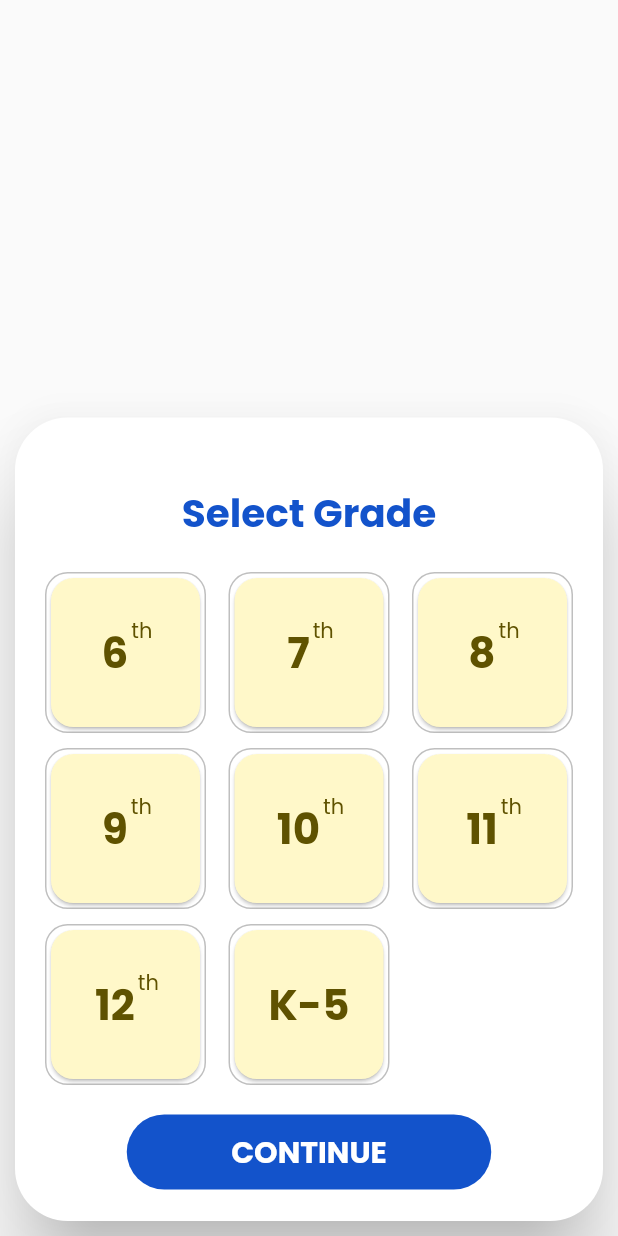
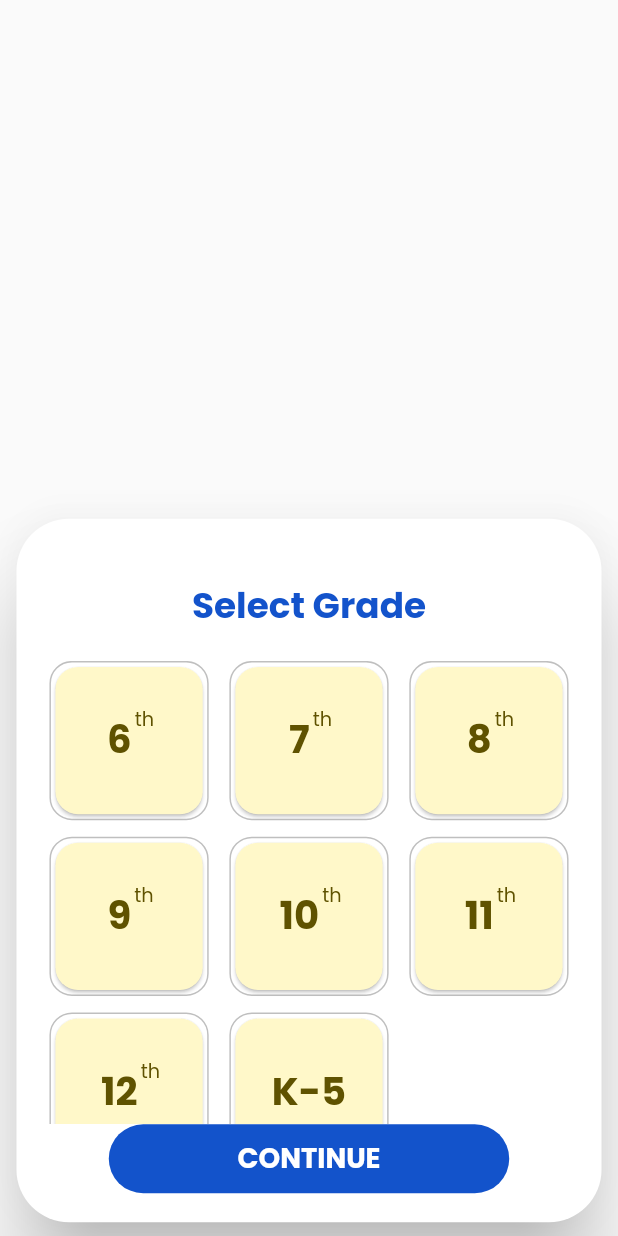
Before and after one commit to MMRoopa/avatar_dialog, a Flutter app: the GradeDialog widget shown alone on an empty page, opened directly, on a phone screen of 412 x 824 dp. Run offline on Flutter 3.47's test engine with Material 2 defaults, Android fonts, the phone set to English and light mode, and no system bars; drawn by our look-alikes of auto_size_text; our stand-ins replace flutter_screenutil, pin_code_fields, scroll_to_index; missing offline and left inert: custom_timer; statements that could not run were skipped.

Commit message:
added screenUtils to all dialogs

```diff
--- a/lib/gradeDialog/grade_dialog.dart
+++ b/lib/gradeDialog/grade_dialog.dart
@@ -1,7 +1,7 @@
 import 'dart:core';
 
-import 'package:auto_size_text/auto_size_text.dart';
 import 'package:flutter/material.dart';
+import 'package:flutter_screenutil/flutter_screenutil.dart';
 
 class GradeDialog extends StatefulWidget {
   const GradeDialog({Key? key}) : super(key: key);
@@ -28,41 +28,38 @@ class _GradeDialogState extends State<GradeDialog> {
     return Dialog(
       backgroundColor: const Color(0xFFFFFFFF),
       alignment: Alignment.bottomCenter,
-      insetPadding: const EdgeInsets.fromLTRB(10.0, 10.0, 10.0, 10.0),
+      insetPadding: EdgeInsets.only(left: 10.w, right: 10.w, bottom: 10.h),
       shape: const RoundedRectangleBorder(
         borderRadius: BorderRadius.all(Radius.circular(35.0)),
       ),
       child: SizedBox(
-        height: MediaQuery.of(context).size.height * 0.65,
-        width: MediaQuery.of(context).size.width,
+        height: 510.h,
+        width: 355.w,
         child: Column(
           crossAxisAlignment: CrossAxisAlignment.center,
           children: <Widget>[
             Container(
-              margin: const EdgeInsets.only(top: 44.0),
-              child: const AutoSizeText(
+              margin: EdgeInsets.only(top: 44.h),
+              child: Text(
                 "Select Grade",
                 style: TextStyle(
-                  color: Color(0xFF1353CB),
-                  fontSize: 26.0,
+                  color: const Color(0xFF1353CB),
+                  fontSize: 26.sp,
                   fontWeight: FontWeight.bold,
                   fontFamily: 'Poppins',
                 ),
                 textAlign: TextAlign.center,
                 maxLines: 1,
-                minFontSize: 18.0,
               ),
             ),
             Expanded(
               child: Container(
-                margin:
-                    const EdgeInsets.only(left: 20.0, top: 20.0, right: 20.0),
+                margin: EdgeInsets.only(left: 20.w, top: 20.h, right: 20.w),
                 child: GridView.builder(
-                    gridDelegate:
-                        const SliverGridDelegateWithFixedCrossAxisCount(
+                    gridDelegate: SliverGridDelegateWithFixedCrossAxisCount(
                       crossAxisCount: 3,
-                      mainAxisSpacing: 10,
-                      crossAxisSpacing: 15,
+                      mainAxisSpacing: 10.w,
+                      crossAxisSpacing: 15.h,
                     ),
                     itemCount: _list.length,
                     itemBuilder: (context, index) {
@@ -80,9 +77,8 @@ class _GradeDialogState extends State<GradeDialog> {
                           });
                         },
                         child: Container(
-                          height:
-                              (MediaQuery.of(context).size.width * 0.3) * 0.83,
-                          width: MediaQuery.of(context).size.width * 0.3,
+                          height: 80.h,
+                          width: 95.w,
                           decoration: BoxDecoration(
                             border: Border.all(color: const Color(0xFFBFBFBF)),
                             shape: BoxShape.rectangle,
@@ -104,34 +100,32 @@ class _GradeDialogState extends State<GradeDialog> {
                                 child: Row(
                                   mainAxisAlignment: MainAxisAlignment.center,
                                   children: [
-                                    AutoSizeText(
+                                    Text(
                                       _list[index],
                                       style: TextStyle(
                                         fontFamily: 'poppins',
-                                        fontSize: 28.0,
+                                        fontSize: 28.sp,
                                         fontWeight: FontWeight.bold,
                                         color: checked
                                             ? Colors.white
                                             : const Color(0XFF5F5200),
                                       ),
                                       maxLines: 1,
-                                      minFontSize: 20.0,
                                     ),
                                     Transform.translate(
                                         offset: const Offset(2, -14),
                                         child: !lastIndex
-                                            ? AutoSizeText(
+                                            ? Text(
                                                 'th',
                                                 style: TextStyle(
                                                   fontFamily: 'poppins',
-                                                  fontSize: 14.0,
+                                                  fontSize: 14.sp,
                                                   fontWeight: FontWeight.w500,
                                                   color: checked
                                                       ? Colors.white
                                                       : const Color(0XFF5F5200),
                                                 ),
                                                 maxLines: 1,
-                                                minFontSize: 6.0,
                                               )
                                             : null),
                                   ],
@@ -139,14 +133,14 @@ class _GradeDialogState extends State<GradeDialog> {
                               ),
                             ),
                             Positioned(
-                              bottom: 8,
-                              right: 8,
+                              bottom: 8.h,
+                              right: 8.w,
                               child: Offstage(
                                 offstage: !checked,
-                                child: const Icon(
+                                child: Icon(
                                   Icons.check_circle,
                                   color: Colors.white,
-                                  size: 20.0,
+                                  size: 20.h,
                                 ),
                               ),
                             ),
@@ -157,25 +151,24 @@ class _GradeDialogState extends State<GradeDialog> {
               ),
             ),
             Container(
-              margin: const EdgeInsets.only(bottom: 21.0),
+              margin: EdgeInsets.only(bottom: 21.h),
               child: GestureDetector(
                 onTap: () {
                   Navigator.pop(context, gradeSelected);
                 },
                 child: Container(
                   alignment: Alignment.center,
-                  height: 50.0,
-                  width: 243.0,
-                  child: const AutoSizeText(
+                  height: 50.h,
+                  width: 243.w,
+                  child: Text(
                     'CONTINUE',
                     style: TextStyle(
-                      fontSize: 20.0,
+                      fontSize: 20.sp,
                       color: Colors.white,
                       fontWeight: FontWeight.bold,
                       fontFamily: 'Poppins',
                     ),
                     maxLines: 1,
-                    minFontSize: 12.0,
                   ),
                   decoration: const BoxDecoration(
                     color: Color(0xFF1353CB),
```
Also changed, not shown: lib/avatarDialog/avatar_dialog.dart (+34 -30 lines), lib/langDialog/lang_dialog.dart (+25 -30 lines).
